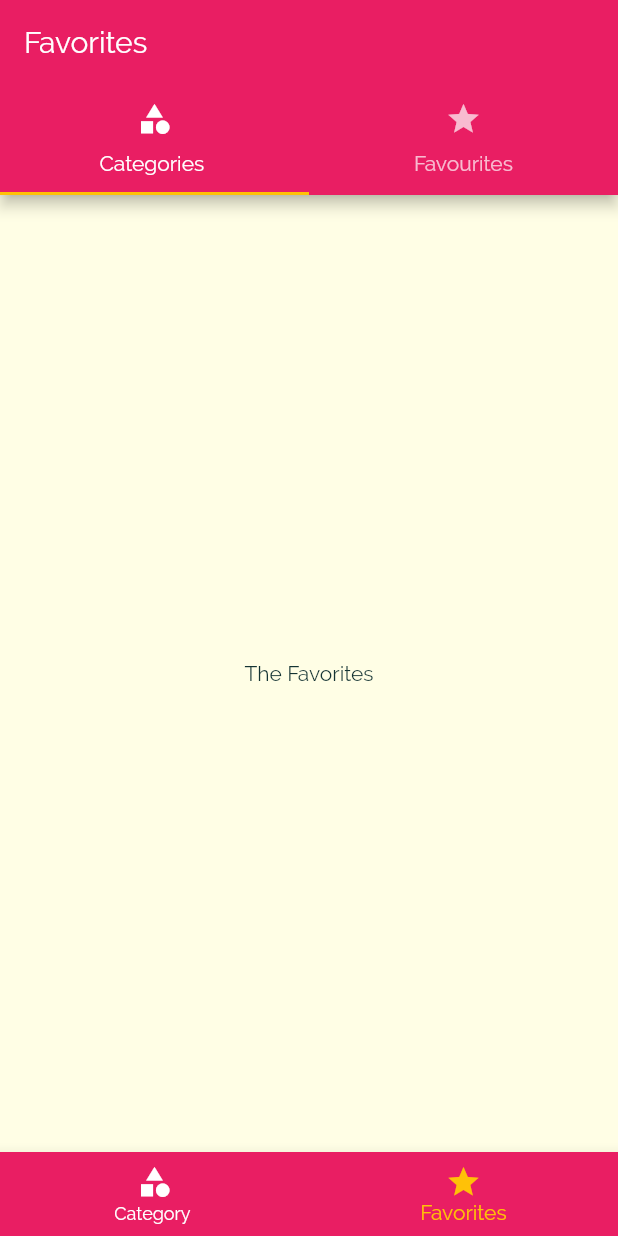
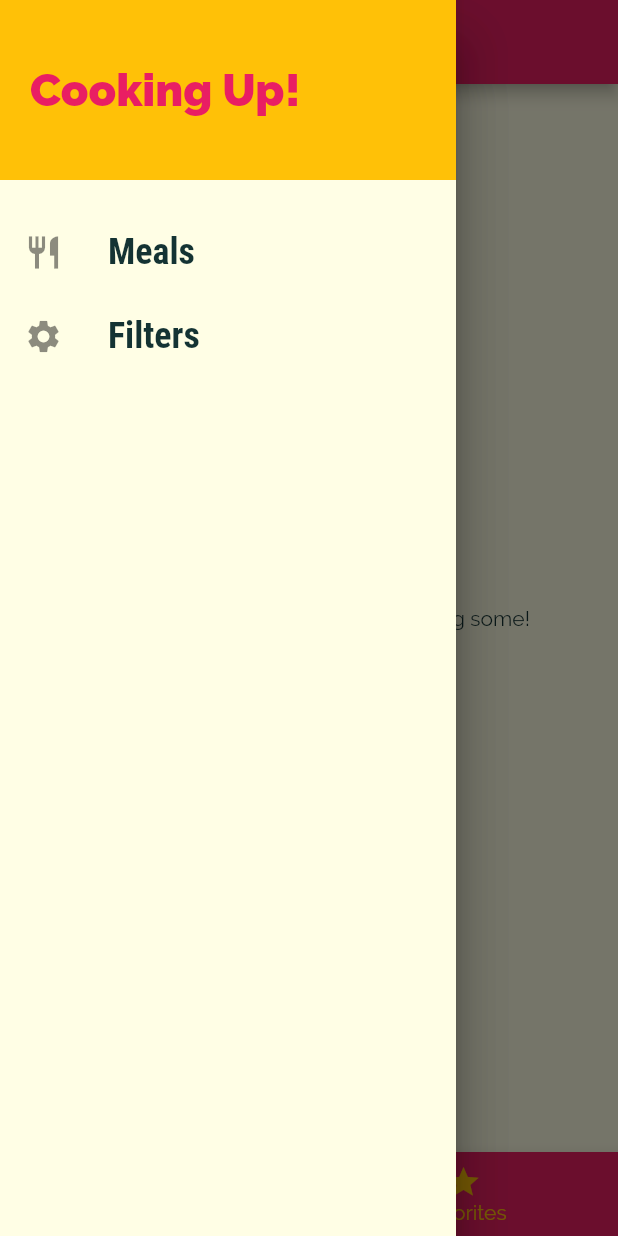
Before and after one commit to Lakshay1729/Meals-app_, a Flutter app: the screen it shows after launch, item 2 of the bottom bar chosen, with the side drawer open (before the commit the screen has no drawer), on a phone screen of 412 x 824 dp. Run offline on Flutter 3.47's test engine with Material 2 defaults, Android fonts, the phone set to English and light mode, and no system bars.

Commit message:
Filters and favorites

```diff
--- a/lib/main.dart
+++ b/lib/main.dart
@@ -1,14 +1,73 @@
 import 'package:flutter/material.dart';
+import 'package:meals_app/dummy_data.dart';
+import 'package:meals_app/screens/filters_screen.dart';
 import 'package:meals_app/screens/meal_detail_screen.dart';
 import 'package:meals_app/screens/tabs_screen.dart';
 
+import 'models/meal.dart';
 import 'screens/category_meals_screen.dart';
 import 'screens/categories_screen.dart';
 
 void main() => runApp(MyApp()
 );
 
-class MyApp extends StatelessWidget {
+class MyApp extends StatefulWidget {
+
+  @override
+  _MyAppState createState()=>_MyAppState();
+
+}
+class _MyAppState extends State<MyApp>{
+  Map<String,bool> _filters={
+    'gluten':false,
+    'lactose':false,
+    'vegan':false,
+    'vegetarian':false
+  };
+
+  List<Meal> _availableMeals=DUMMY_MEALS;
+  List<Meal> _favoritesMeals = [];
+
+  bool _isMealFavorite(String id){
+    return _favoritesMeals.any((meal)=> meal.id==id);
+  }
+
+  void _setFilters(Map <String , bool> filterData){
+    setState(() {
+      _filters=filterData;
+      _availableMeals=DUMMY_MEALS.where((meal){
+       if(_filters['gluten']&&!meal.isGlutenFree){
+         return false;
+       }
+       if(_filters['lactose']&&!meal.isLactoseFree){
+         return false;
+       }
+       if(_filters['vegan']&&!meal.isVegan){
+         return false;
+       }
+       if(_filters['vegetarian']&&!meal.isVegetarian){
+         return false;
+       }
+       return true;
+      }).toList();
+    });
+  }
+  void _toggleFavorite(String mealId){
+    final existingIndex=_favoritesMeals.indexWhere((meal) => meal.id==mealId);
+    if(existingIndex>=0){
+      setState(() {
+        _favoritesMeals.removeAt(existingIndex);
+      });
+    }
+    else{
+      setState(() {
+        _favoritesMeals.add(DUMMY_MEALS.firstWhere((meal) => meal.id==mealId),);
+      });
+    }
+  }
+
+
+
   @override
   Widget build(BuildContext context) {
     return MaterialApp(
@@ -29,19 +88,22 @@ class MyApp extends StatelessWidget {
                 fontSize: 20,
                 fontFamily: 'RobotoCondensed',
                 fontWeight: FontWeight.bold,
-            )),
+              ),
+          ),
         ),
         // home: CategoriesScreen(),
         initialRoute: '/', // default is '/'
         routes: {
-        '/': (ctx) => TabsScreen(),
-        CategoryMealsScreen.routeName: (ctx) => CategoryMealsScreen(),
-        MealDetailScreen.routeName: (ctx) => MealDetailScreen(),
+          '/': (ctx) => TabsScreen(_favoritesMeals),
+          CategoryMealsScreen.routeName: (ctx) => CategoryMealsScreen(availableMeals: _availableMeals),
+          MealDetailScreen.routeName: (ctx) => MealDetailScreen(toggleFavorite: _toggleFavorite,isMealFavorite: _isMealFavorite,),
+          FiltersScreen.routeName:(ctx)=> FiltersScreen(_setFilters,_filters),
         },
         debugShowCheckedModeBanner: false,
         onUnknownRoute: (setting){
           MaterialPageRoute( builder: (ctx)=> CategoriesScreen());
         }
     );
+
 }
 }
--- a/lib/screens/favorites_screen.dart
+++ b/lib/screens/favorites_screen.dart
@@ -1,10 +1,33 @@
 import 'package:flutter/material.dart';
+import 'package:meals_app/models/meal.dart';
+import 'package:meals_app/widgets/meal_item.dart';
 
 class FavoritesScreen extends StatelessWidget {
+  final List<Meal> favoriteMeals;
+
+  FavoritesScreen({Key key, this.favoriteMeals}) : super(key: key);
+
   @override
   Widget build(BuildContext context) {
-    return Center(
-      child: Text('The Favorites'),
-    );
+    if (favoriteMeals.isEmpty) {
+      return Center(
+        child: Text('You have no favorites yet - start adding some!'),
+      );
+    } else {
+      return ListView.builder(
+        itemBuilder: (ctx, index) {
+          return MealItem(
+            title: favoriteMeals[index].title,
+            imageUrl: favoriteMeals[index].imageUrl,
+            duration: favoriteMeals[index].duration,
+            complexity: favoriteMeals[index].complexity,
+            affordability: favoriteMeals[index].affordability,
+            id: favoriteMeals[index].id,
+            // removeItem: _removeMeal,
+          );
+        },
+        itemCount: favoriteMeals.length,
+      );
+    }
   }
 }
--- a/lib/screens/tabs_screen.dart
+++ b/lib/screens/tabs_screen.dart
@@ -1,17 +1,18 @@
 import 'package:flutter/material.dart';
+import 'package:meals_app/models/meal.dart';
 import 'package:meals_app/screens/categories_screen.dart';
 import 'package:meals_app/screens/favorites_screen.dart';
+import 'package:meals_app/widgets/main_drawer.dart';
 
 class TabsScreen extends StatefulWidget {
+  final List<Meal> favoriteMeals;
+  TabsScreen(this.favoriteMeals);
   @override
   _TabsScreenState createState() => _TabsScreenState();
 }
 
 class _TabsScreenState extends State<TabsScreen> {
-  final List<Map<String,Object>> _pages=[
-    {'page':CategoriesScreen(),'title':'Categories'},
-    {'page':FavoritesScreen(),'title':'Favorites'},
-  ];
+   List<Map<String,Object>> _pages;
   int _selectedPageIndex=0;
 
   void _selectPage(int index){
@@ -21,23 +22,28 @@ class _TabsScreenState extends State<TabsScreen> {
   }
 
   @override
+  void initState() {
+    _pages=[
+      {
+        'page':CategoriesScreen(),
+        'title':'Categories'
+      },
+      {
+        'page':FavoritesScreen(favoriteMeals: widget.favoriteMeals,),
+        'title':'Favorites'},
+    ];
+    super.initState();
+  }
+  @override
   Widget build(BuildContext context) {
-    return DefaultTabController(
-      length:2,
-      child: Scaffold(
+    return Scaffold(
       appBar: AppBar(
         title: Text(_pages[_selectedPageIndex]['title']),
-      bottom: TabBar(
-      tabs:<Widget>[
-        Tab(icon:Icon(Icons.category),text: 'Categories ',),
-        Tab(icon: Icon(Icons.star),text: 'Favourites',),
-      ],),
       ),
+        drawer:Drawer(
+          child: MainDrawer(),
+        ),
         body:_pages[_selectedPageIndex]['page'],
-        // TabBarView(children:  <Widget>[
-        //   CategoriesScreen(),
-        //   FavoritesScreen()
-        // ],),
           bottomNavigationBar: BottomNavigationBar(
             unselectedItemColor: Colors.white,
             selectedItemColor: Colors.amber,
@@ -53,7 +59,6 @@ class _TabsScreenState extends State<TabsScreen> {
                  backgroundColor: Theme.of(context).primaryColor,)
       ],
       ),
-
-    ),);
+    );
   }
 }
--- /dev/null
+++ b/lib/widgets/main_drawer.dart
@@ -0,0 +1,43 @@
+import 'package:flutter/cupertino.dart';
+import 'package:flutter/material.dart';
+import 'package:meals_app/screens/filters_screen.dart';
+
+class MainDrawer extends StatelessWidget {
+  Widget buildListTile(String title, IconData icon,Function tapHandler){
+return ListTile(leading: Icon(icon,size:26,),
+  title: Text(title,style:TextStyle(
+    fontFamily: 'RobotoCondensed',
+    fontSize: 24,
+    fontWeight: FontWeight.bold,
+  ),
+  ),
+  onTap: tapHandler,
+);
+  }
+  @override
+  Widget build(BuildContext context) {
+    return Drawer(
+      child: Column(children: <Widget>[
+        Container(height:120,
+        width:double.infinity,
+        padding: EdgeInsets.all(20),
+        alignment: Alignment.centerLeft,
+        color: Theme.of(context).accentColor,
+        child: Text('Cooking Up!',style: TextStyle(
+          fontWeight: FontWeight.w900,
+          fontSize: 30,
+          color: Theme.of(context).primaryColor
+        ),),
+        ),
+        SizedBox(
+          height: 20,),
+       buildListTile('Meals', Icons.restaurant,(){
+              Navigator.of(context).pushReplacementNamed('/');
+       }),
+        buildListTile('Filters', Icons.settings,(){
+          Navigator.of(context).pushReplacementNamed(FiltersScreen.routeName);
+        }),
+      ],),
+    );
+  }
+}
```
Also changed, not shown: lib/screens/category_meals_screen.dart (+62 -15 lines), lib/screens/filters_screen.dart (added, +92 -0 lines), lib/screens/meal_detail_screen.dart (+7 -0 lines), lib/widgets/meal_item.dart (+6 -1 lines). Lines whose indentation alone changed are shown as unchanged.
